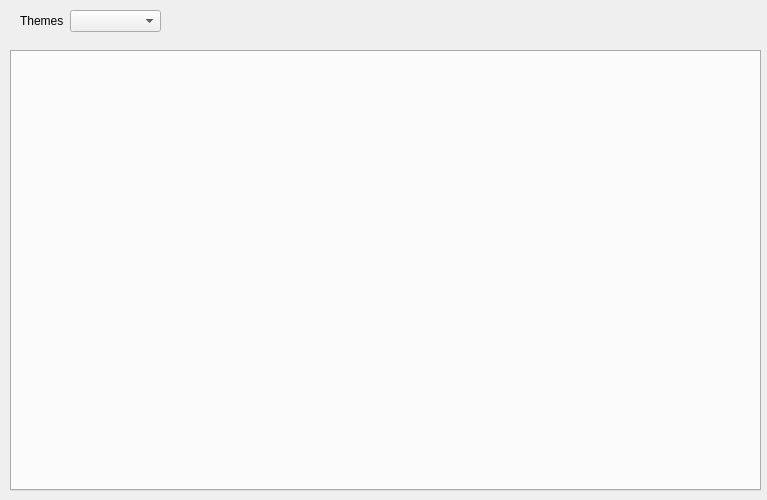
The window that qt/frontshow/datavisualize.ui (Sheldon04/THLBase) describes before a commit, drawn with Qt 5.
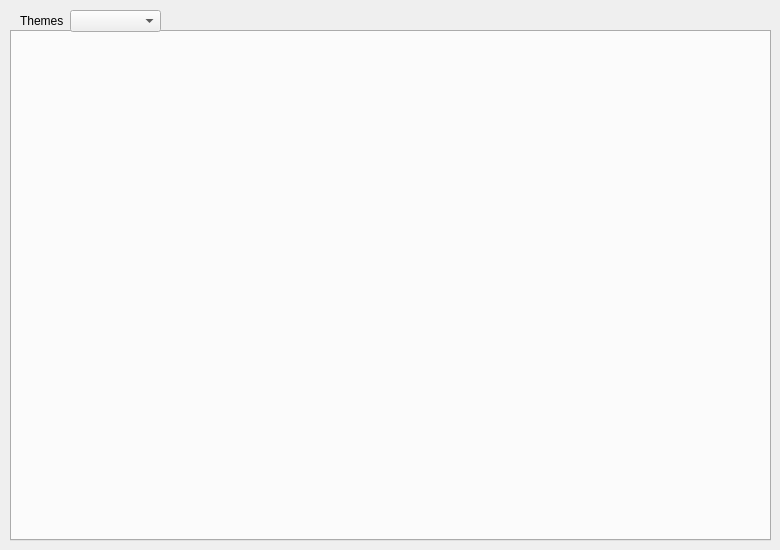
The same window after the commit.

What changed in the file:
```diff
--- a/qt/frontshow/datavisualize.ui
+++ b/qt/frontshow/datavisualize.ui
@@ -6,8 +6,8 @@
    <rect>
     <x>0</x>
     <y>0</y>
-    <width>767</width>
-    <height>500</height>
+    <width>780</width>
+    <height>550</height>
    </rect>
   </property>
   <property name="windowTitle">
@@ -17,9 +17,9 @@
    <property name="geometry">
     <rect>
      <x>10</x>
-     <y>50</y>
-     <width>751</width>
-     <height>441</height>
+     <y>30</y>
+     <width>761</width>
+     <height>511</height>
     </rect>
    </property>
    <property name="currentIndex">
```
